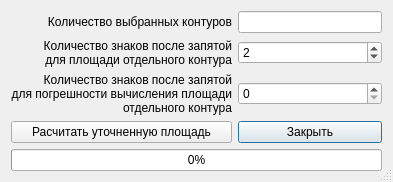
This is ui/fillareaupdate.ui in Biryuchkov/openLand as Qt 5 draws it before an edit. The edited form follows.
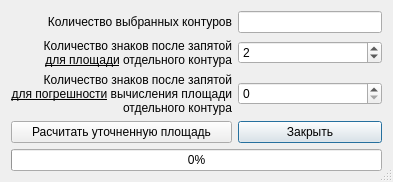
This is the edited form. Icons and pictures are not drawn.

What changed in the file:
```diff
--- a/ui/fillareaupdate.ui
+++ b/ui/fillareaupdate.ui
@@ -7,7 +7,7 @@
     <x>0</x>
     <y>0</y>
     <width>393</width>
-    <height>163</height>
+    <height>176</height>
    </rect>
   </property>
   <property name="sizePolicy">
@@ -81,7 +81,7 @@
    <item row="1" column="0">
     <widget class="QLabel" name="label_3">
      <property name="text">
-      <string>&lt;html&gt;&lt;head/&gt;&lt;body&gt;&lt;p align=&quot;right&quot;&gt;Количество знаков после запятой&lt;br/&gt;для площади отдельного контура&lt;/p&gt;&lt;/body&gt;&lt;/html&gt;</string>
+      <string>&lt;html&gt;&lt;head/&gt;&lt;body&gt;&lt;p align=&quot;right&quot;&gt;Количество знаков после запятой&lt;br/&gt;&lt;span style=&quot; text-decoration: underline;&quot;&gt;для площади&lt;/span&gt; отдельного контура&lt;/p&gt;&lt;/body&gt;&lt;/html&gt;</string>
      </property>
     </widget>
    </item>
@@ -99,7 +99,7 @@
    <item row="2" column="0">
     <widget class="QLabel" name="label_2">
      <property name="text">
-      <string>&lt;html&gt;&lt;head/&gt;&lt;body&gt;&lt;p align=&quot;right&quot;&gt;Количество знаков после запятой&lt;br/&gt;для погрешности вычисления площади&lt;br /&gt;отдельного контура&lt;/p&gt;&lt;/body&gt;&lt;/html&gt;</string>
+      <string>&lt;html&gt;&lt;head/&gt;&lt;body&gt;&lt;p align=&quot;right&quot;&gt;Количество знаков после запятой&lt;br/&gt;&lt;span style=&quot; text-decoration: underline;&quot;&gt;для погрешности&lt;/span&gt; вычисления площади&lt;br/&gt;отдельного контура&lt;/p&gt;&lt;/body&gt;&lt;/html&gt;</string>
      </property>
     </widget>
    </item>
```
